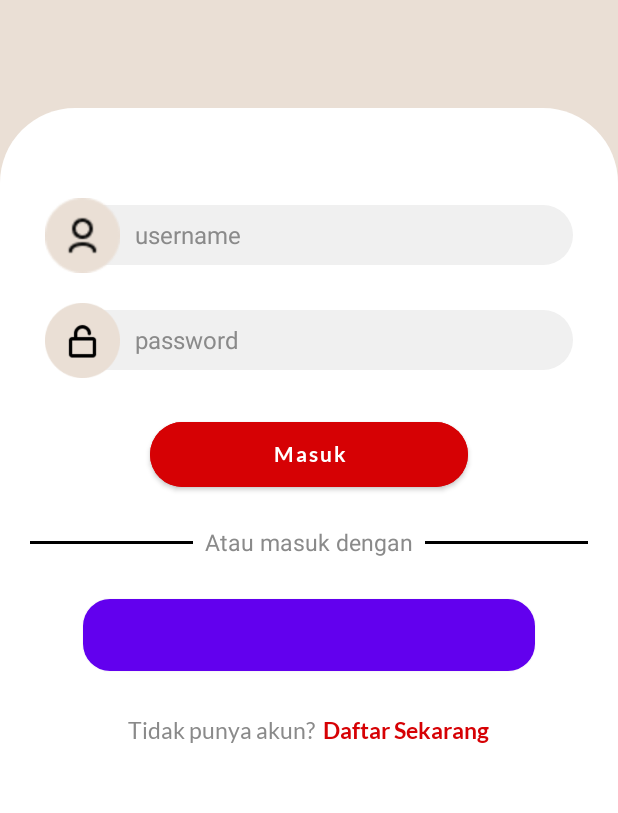
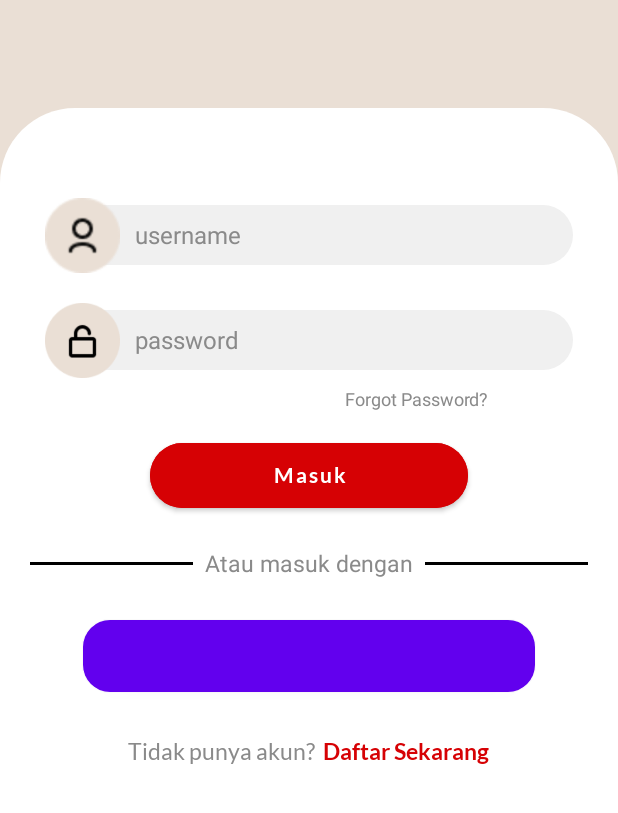
Before and after one commit to sherrylazizah/PKK, an Android app: the SignInActivity screen opened directly, with no data from a screen before it, on a phone screen of 412 x 824 dp, the part 423-1236 px from its top. Run offline under Robolectric (Android 15) with nearby library versions, the phone set to English and light mode, and no system bars; our stand-ins replace Firebase (no records; nobody signed in at launch, a user with empty details on screens opened directly); libraries missing offline, so code that uses them is left out: com.developer.gbuttons; plain views replace GoogleSignInButton; 2 statements that could not run were skipped.

Commit message:
new package, google config, forgot pw

```diff
--- /dev/null
+++ b/app/src/main/res/drawable/baseline_lock_reset_24.xml
@@ -0,0 +1,5 @@
+<vector android:height="24dp" android:tint="#000000"
+    android:viewportHeight="24" android:viewportWidth="24"
+    android:width="24dp" xmlns:android="http://schemas.android.com/apk/res/android">
+    <path android:fillColor="@android:color/white" android:pathData="M13,3c-4.97,0 -9,4.03 -9,9H1l4,4l4,-4H6c0,-3.86 3.14,-7 7,-7s7,3.14 7,7s-3.14,7 -7,7c-1.9,0 -3.62,-0.76 -4.88,-1.99L6.7,18.42C8.32,20.01 10.55,21 13,21c4.97,0 9,-4.03 9,-9S17.97,3 13,3zM15,11v-1c0,-1.1 -0.9,-2 -2,-2s-2,0.9 -2,2v1c-0.55,0 -1,0.45 -1,1v3c0,0.55 0.45,1 1,1h4c0.55,0 1,-0.45 1,-1v-3C16,11.45 15.55,11 15,11zM14,11h-2v-1c0,-0.55 0.45,-1 1,-1s1,0.45 1,1V11z"/>
+</vector>
--- a/app/src/main/res/layout/activity_sign_in.xml
+++ b/app/src/main/res/layout/activity_sign_in.xml
@@ -95,7 +95,7 @@
                 android:layout_toEndOf="@+id/viewPP"
                 android:background="@drawable/rec_grey"
                 android:hint="username"
-                android:inputType="text"
+                android:inputType="textEmailAddress"
                 android:paddingLeft="30dp"
                 android:paddingRight="10dp"
                 android:textColor="@color/black"
@@ -153,23 +153,37 @@
 
         </RelativeLayout>
 
-        <Button
-            android:id="@+id/btn_masuk"
-            android:onClick="signIn"
+        <TextView
+            android:id="@+id/forgot_password"
             android:layout_width="wrap_content"
-            android:layout_height="55dp"
+            android:layout_height="wrap_content"
             android:layout_below="@+id/rlPass"
             android:layout_alignParentStart="true"
             android:layout_alignParentEnd="true"
+            android:layout_gravity="center"
+            android:layout_marginStart="230dp"
+            android:layout_marginTop="5dp"
+            android:text="Forgot Password?"
+            android:textColor="@color/grey"
+            android:textSize="12dp" />
+
+        <Button
+            android:id="@+id/btn_masuk"
+            android:layout_width="wrap_content"
+            android:layout_height="55dp"
+            android:layout_below="@+id/forgot_password"
+            android:layout_alignParentStart="true"
+            android:layout_alignParentEnd="true"
             android:layout_marginStart="100dp"
-            android:layout_marginTop="23dp"
+            android:layout_marginTop="15dp"
             android:layout_marginEnd="100dp"
+            android:backgroundTint="@color/red"
             android:fontFamily="@font/lato_bold"
             android:hint="Masuk"
+            android:onClick="signIn"
             android:textAllCaps="false"
             android:textColorHint="@color/white"
-            android:backgroundTint="@color/red"
-            app:cornerRadius="23dp"/>
+            app:cornerRadius="23dp" />
 
         <RelativeLayout
             android:id="@+id/garis"
--- a/app/src/main/res/layout/activity_sign_up.xml
+++ b/app/src/main/res/layout/activity_sign_up.xml
@@ -86,7 +86,7 @@
             android:layout_toEndOf="@+id/viewPP"
             android:background="@drawable/rec_grey"
             android:inputType="text"
-            android:hint="Username"
+            android:hint="E-Mail"
             android:paddingLeft="30dp"
             android:paddingRight="10dp"
             android:textColor="@color/black"
@@ -125,7 +125,7 @@
             android:layout_toEndOf="@+id/viewMail"
             android:background="@drawable/rec_grey"
             android:inputType="textEmailAddress"
-            android:hint="E-Mail"
+            android:hint="Username"
             android:paddingLeft="30dp"
             android:paddingRight="10dp"
             android:textColor="@color/black"
```
Also changed, not shown: app/src/main/java/twoup/tokoop4t/com/SignInActivity.java (+52 -0 lines), app/src/main/res/drawable/rec_strokewhite.xml (added, +7 -0 lines), app/src/main/res/drawable/white_box.xml (added, +8 -0 lines), app/src/main/res/layout/dialog_forgot.xml (added, +99 -0 lines).
